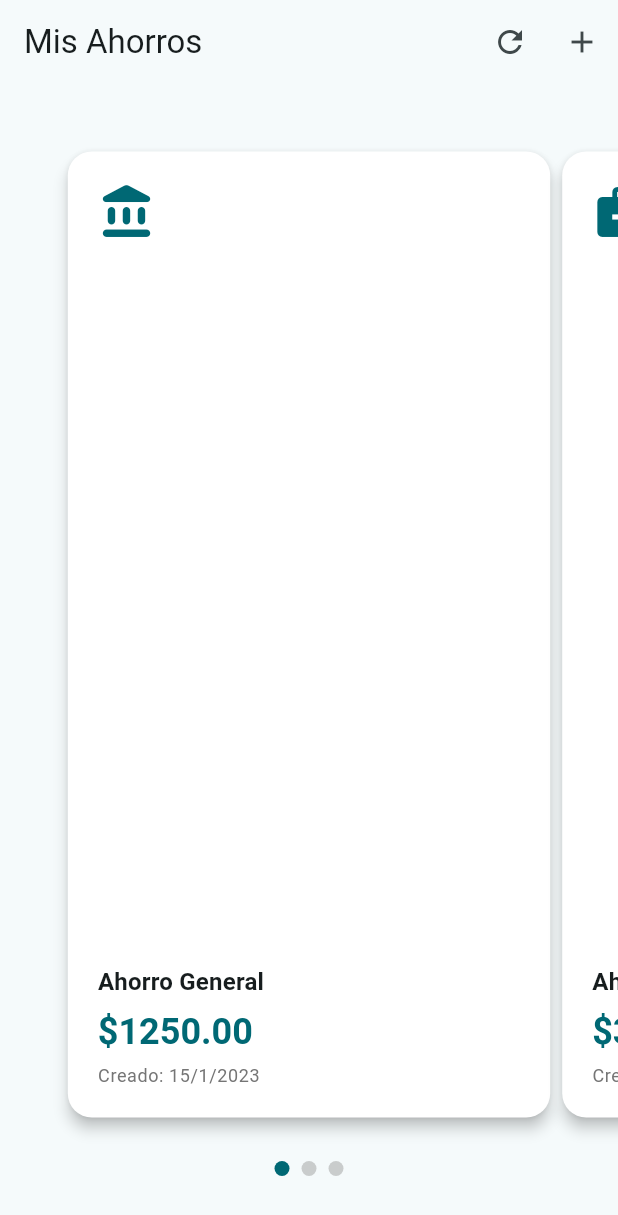
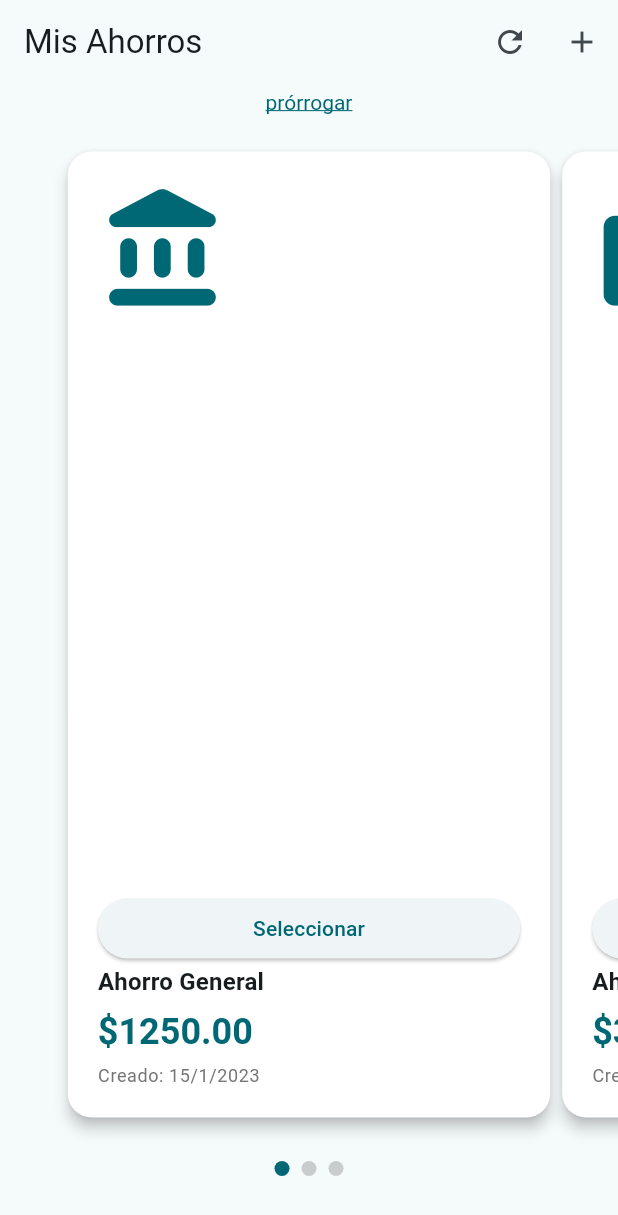
Before and after one commit to hasprilla/app_widgets_p, a Flutter app: the screen it shows after launch, on a phone screen of 412 x 824 dp. Shown: the top 1215 px of the screen. Run offline on Flutter 3.47's test engine with Material 3 defaults, Android fonts, the phone set to English and light mode, and no system bars; our stand-ins replace bloc, flutter_bloc.

Commit message:
Boton agregado

```diff
--- a/lib/ahorros/ahorros_screen.dart
+++ b/lib/ahorros/ahorros_screen.dart
@@ -71,13 +71,14 @@ class _AhorrosScreenContent extends StatelessWidget {
                   children: [
                     WidgetSpan(
                       child: TextSpanProrrogaWidget(
-                        fecha: '23-08-2025 13:57:59',
+                        fecha: '25-08-2025 13:57:59',
                         dias: '5',
                         valorExtendido: 'no',
                         textSpanValido: TextSpan(
-                          text: 'Solicitar prórroga',
-                          style: const TextStyle(
-                            color: Colors.blue,
+                          text: 'prórrogar',
+                          style: TextStyle(
+                            color: Theme.of(context).colorScheme.primary,
+                            decoration: TextDecoration.underline,
                           ),
                           recognizer: TapGestureRecognizer()
                             ..onTap = () {
--- a/lib/ahorros/widgets/card_ahorro.dart
+++ b/lib/ahorros/widgets/card_ahorro.dart
@@ -33,12 +33,26 @@ class CardAhorro extends StatelessWidget {
               children: [
                 Icon(
                   iconData,
-                  size: 40,
+                  size: 90,
                   color: Theme.of(context).primaryColor,
                 ),
                 Column(
                   crossAxisAlignment: CrossAxisAlignment.start,
                   children: [
+                    SizedBox(
+                      width: double.infinity, // Ocupa todo el ancho disponible
+                      child: ElevatedButton(
+                        onPressed: () {
+                          ScaffoldMessenger.of(context).showSnackBar(
+                            SnackBar(
+                              content:
+                                  Text('Ahorro seleccionado: ${ahorro.nombre}'),
+                            ),
+                          );
+                        },
+                        child: Text('Seleccionar'),
+                      ),
+                    ),
                     Text(
                       ahorro.nombre,
                       style: Theme.of(context).textTheme.titleMedium?.copyWith(
```
